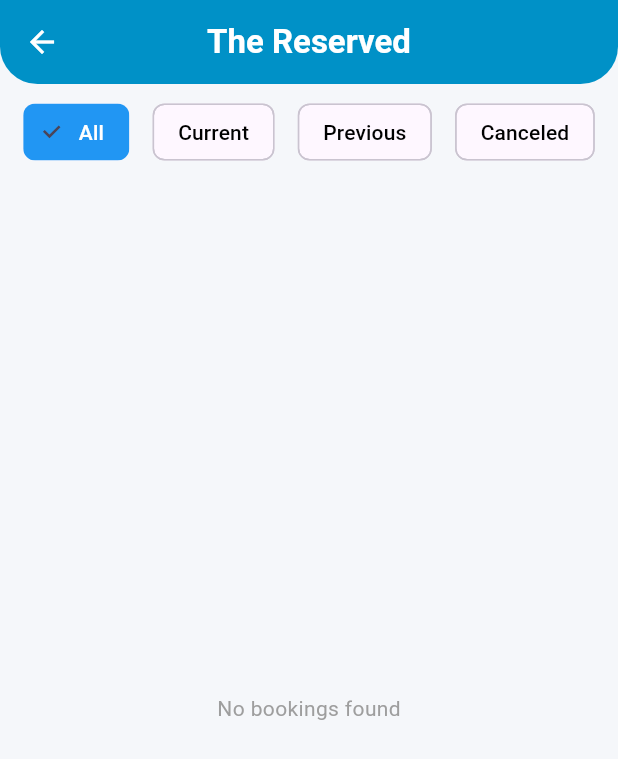
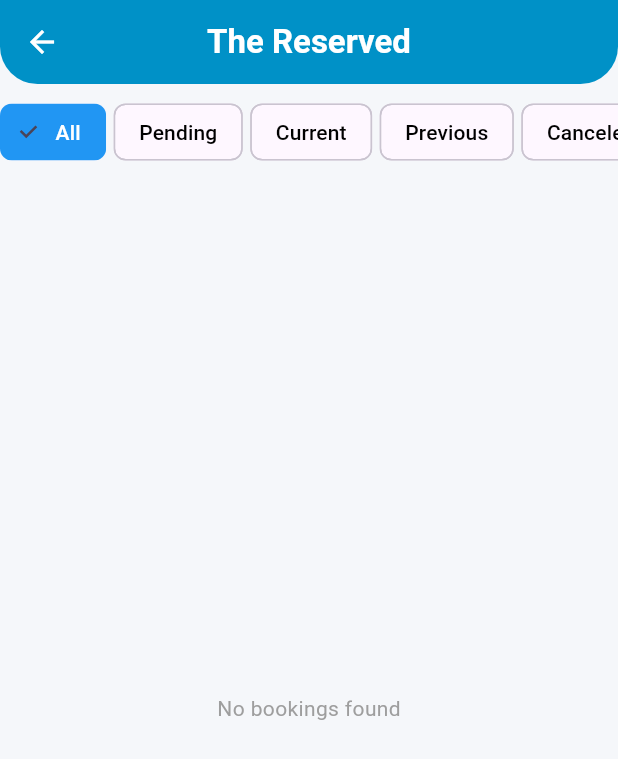
Before and after one commit to HamzaDihna/bookingFullStack, a Flutter app: the SavedPage screen opened directly, after a tap on "All", on a phone screen of 412 x 824 dp. Shown: the top 759 px of the screen. Run offline on Flutter 3.47's test engine with Material 3 defaults, Android fonts, the phone set to English and light mode, and no system bars; our stand-ins replace dio, get, get_storage, image_picker, table_calendar; accounts and stored records are empty; network calls fail.

Commit message:
finish payement and start pending

```diff
--- a/lib/controller/booking/booking_controller.dart
+++ b/lib/controller/booking/booking_controller.dart
@@ -6,6 +6,7 @@ import '../../models/booking_model.dart';
 class BookingController extends GetxController {
   final bookings = <BookingModel>[].obs;
 var isLoading = false.obs;
+
   /// 🔹 التاب المختار
   final selectedStatus = BookingStatus.all.obs;
 
--- a/lib/controller/core/translations.dart
+++ b/lib/controller/core/translations.dart
@@ -45,7 +45,19 @@ class AppTranslations extends Translations {
           'previous': 'Previous',
           'canceled': 'Canceled',
           'Edit' : 'Edit',
-          'Cancel' : 'Cancel'
+          'Cancel' : 'Cancel',
+          'Profile Edit' : 'Profile Edit',
+          'Your Name' : 'Your Name',
+          'Phone Number' : 'Phone Number',
+          'Birthday' : 'Birthday',
+          'Personal Image            ' :'Personal Image            ',
+          '       Identity Image' : '       Identity Image',
+          'Password' : 'Password',
+          'Hide password' : 'Hide password',
+          'Welcome!' : 'Welcome!',
+          'Discover, Choose, Book' : 'Discover, Choose, Book',
+          'All In One Place' : 'All In One Place',
+          'Get started' : 'Get started'
         },
         'ar': {
           'Profile': 'الملف الشخصي',
@@ -89,7 +101,19 @@ class AppTranslations extends Translations {
           'previous': 'السابقة',
           'canceled': 'الملغاة',
           'Edit' :'تعديل',
-          'Cancel' :'الغاء'
+          'Cancel' :'الغاء',
+          'Profile Edit' : 'تعديل الملف الشخصي',
+          'Your Name' : 'اسمك',
+          'Phone Number' : 'رقم الجوال',
+          'Birthday': 'عيد ميلادك',
+          'Personal Image            ' : 'صورة شخصية                        ',
+          '       Identity Image' : 'صورة الهوية       ',
+          'Hide password' : 'اخفاء كلمة السر',
+          'Password': 'كلمة السر',
+          'Welcome!' : 'اهلا بك',
+          'Discover, Choose, Book' : 'استكشف و اختر و احجز',
+          'All In One Place' : 'كل شي في مكان واحد',
+          'Get started' : 'ابدأ الان رحلتك'
           },
       };
 }
--- a/lib/main.dart
+++ b/lib/main.dart
@@ -16,6 +16,7 @@ import 'package:bookingresidentialapartments/screens/edit_booking_page.dart';
 import 'package:bookingresidentialapartments/screens/edit_profile_page.dart';
 import 'package:bookingresidentialapartments/screens/getStarted_screen.dart';
 import 'package:bookingresidentialapartments/screens/my_apartments_page.dart';
+import 'package:bookingresidentialapartments/screens/notifications_page.dart';
 import 'package:bookingresidentialapartments/screens/profile_page.dart';
 import 'package:bookingresidentialapartments/screens/search_page.dart';
 import 'package:bookingresidentialapartments/screens/select_date_page.dart';
@@ -129,6 +130,11 @@ translations: AppTranslations(),
    GetPage(name: '/editBooking',page: () =>  EditBookingPage(),),
   GetPage(name: '/myApartments', page: () =>  MyApartmentsPage()),
   GetPage(name: '/addApartment', page: () =>  AddApartmentPage()),
+  GetPage(
+  name: '/notifications',
+  page: () => NotificationsPage(),
+),
+
   ],
     ));
   }
--- a/lib/models/booking_model.dart
+++ b/lib/models/booking_model.dart
@@ -2,7 +2,7 @@ import 'package:bookingresidentialapartments/models/rating_model.dart';
 
 import '../models/apartment_model.dart';
 
-enum BookingStatus { all, current, previous, canceled,}
+enum BookingStatus { all, pending, current, previous, canceled,}
 
 class BookingModel {
   final String id;
@@ -48,6 +48,9 @@ static BookingStatus _calculateStatus(
   DateTime end,
   BookingStatus backendStatus,
 ) {
+  if (backendStatus == BookingStatus.pending) {
+    return BookingStatus.pending;
+  }
   if (backendStatus == BookingStatus.canceled) {
     return BookingStatus.canceled;
   }
@@ -67,8 +70,11 @@ static BookingStatus _calculateStatus(
   // دالة مساعدة لتحويل نصوص Laravel إلى Enum تطبيقك
   static BookingStatus _mapStatus(String status) {
     switch (status) {
-      case 'approved': return BookingStatus.current;
-      case 'pending': return BookingStatus.current;
+
+      case 'approved':
+      return BookingStatus.current;
+      case 'pending':
+      return BookingStatus.pending;
       case 'cancelled':
       case 'rejected': return BookingStatus.canceled;
       default: return BookingStatus.previous;
--- a/lib/screens/apartment_details_page.dart
+++ b/lib/screens/apartment_details_page.dart
@@ -285,7 +285,7 @@ if (apartment == null) {
       Expanded(
         child: OutlinedButton.icon(
           icon: const Icon(Icons.edit),
-          label:  Text('Edit'.tr),
+          label:  Text('Edit'.tr,style: TextStyle(color: Colors.white),),
           onPressed: () {
             Get.toNamed(
               '/editApartment',
--- a/lib/screens/home_page.dart
+++ b/lib/screens/home_page.dart
@@ -1,6 +1,7 @@
 import 'package:bookingresidentialapartments/controller/home/home_controller.dart';
 import 'package:bookingresidentialapartments/widget/apartment_card.dart';
 import 'package:bookingresidentialapartments/widget/filter_bar.dart';
+import 'package:bookingresidentialapartments/widget/notification_bell.dart';
 import 'package:flutter/material.dart';
 import 'package:get/get.dart';
 
@@ -19,6 +20,7 @@ class HomePage extends StatelessWidget {
             bottom: Radius.circular(25),
           ),
         ),
+     //  leading:  NotificationBell(),
          backgroundColor: theme.appBarTheme.backgroundColor,
         title:  Text(
           'Home'.tr,
@@ -29,6 +31,7 @@ class HomePage extends StatelessWidget {
         ),
         centerTitle: true,
         actions: [
+
          IconButton(
   icon: const Icon(Icons.search, color: Colors.white),
   onPressed: () async {
--- a/lib/screens/saved_page.dart
+++ b/lib/screens/saved_page.dart
@@ -60,7 +60,11 @@ class _SavedPageState extends State<SavedPage> {
           Padding(
             padding: const EdgeInsets.symmetric(vertical: 8),
             child: Obx(() {
-              return Row(
+              return SingleChildScrollView(
+
+                scrollDirection: Axis.horizontal,
+                child: Row(
+                  spacing: 5,
                   mainAxisAlignment: MainAxisAlignment.spaceEvenly,
                   children: BookingStatus.values.map((status) {
                     final isSelected =
@@ -81,6 +85,7 @@ class _SavedPageState extends State<SavedPage> {
 
                   }).toList(),
 
+                ),
               );
 
             }),
--- a/lib/screens/search_page.dart
+++ b/lib/screens/search_page.dart
@@ -81,7 +81,7 @@ final navController = Get.find<NavigationController>();
             const SizedBox(height: 24),
 
             // 🔹 Free Wifi
-            _buildSectionTitle('Free Wi-fi'.tr),
+            _buildSectionTitle('Free Wi-Fi'.tr),
             const SizedBox(height: 8),
             _buildWifiOptions(),
             const SizedBox(height: 40),
```
Also changed, not shown: lib/controller/notification_controller.dart (added, +38 -0 lines), lib/dialogs/confirm_booking_dialog.dart (+40 -6 lines), lib/screens/edit_profile_page.dart (+14 -8 lines), lib/screens/getStarted_screen.dart (+9 -6 lines), lib/screens/notifications_page.dart (added, +51 -0 lines), lib/services/api_service.dart.dart (+29 -0 lines), lib/widget/notification_bell.dart (added, +48 -0 lines). Lines whose indentation alone changed are shown as unchanged.
